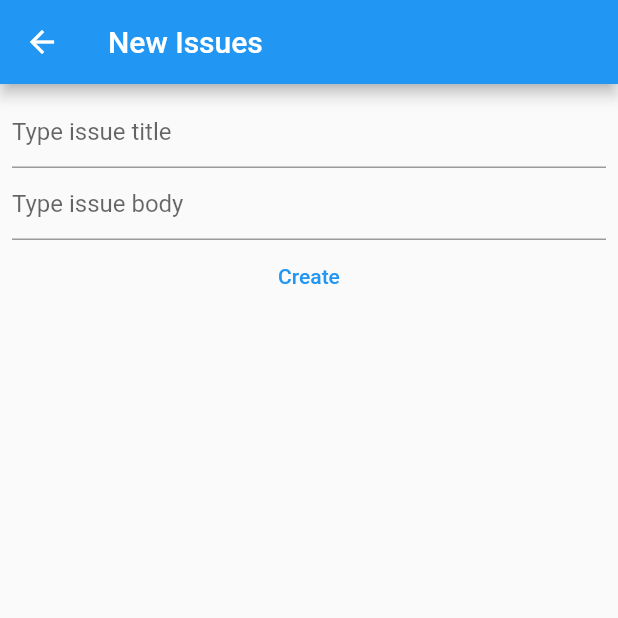
After one commit to EgorEko/study, a Flutter app: the NewIssuePage screen opened by its route, after a tap on "Create", on a phone screen of 412 x 824 dp, the top half of it. The commit adds this screen. Run offline on Flutter 3.47's test engine with Material 2 defaults, Android fonts, the phone set to English and light mode, and no system bars; our stand-ins replace shared_preferences; accounts and stored records are empty; network calls fail.

Commit message:
Added API to create  new issue

```diff
--- a/lib/app_routes_names.dart
+++ b/lib/app_routes_names.dart
@@ -1,3 +1,4 @@
 const homeRouteName = '/';
 const issuesRouteName = '/issues';
-const issueRouteName = 'issue';
+const issueRouteName = '/issue';
+const newIssueRouteName = '/newIssue';
--- a/lib/pages/issues/issues_page.dart
+++ b/lib/pages/issues/issues_page.dart
@@ -34,7 +34,12 @@ class IssuesPage extends StatelessWidget {
         },
       ),
       floatingActionButton: FloatingActionButton(
-        onPressed: () => {},
+        onPressed: () async {
+          final issue = await context.navigationService.openNewIssue(context);
+          if (issue != null) {
+            context.issuesViewModel.add(issue);
+          }
+        },
         tooltip: 'New Issue',
         child: const Icon(Icons.add),
       ),
--- a/lib/pages/issues/issues_view_model.dart
+++ b/lib/pages/issues/issues_view_model.dart
@@ -22,4 +22,10 @@ class IssuesViewModel extends ChangeNotifier {
     _issues ??= await _apiService.getIssues(owner: 'EgorEko', repo: 'study');
     notifyListeners();
   }
+
+  void add(IssueDTO newIssue) {
+    _issues ??= <IssueDTO>[];
+    _issues?.insert(0, newIssue);
+    notifyListeners();
+  }
 }
--- /dev/null
+++ b/lib/pages/new_issue/new_issue_page.dart
@@ -0,0 +1,81 @@
+import 'package:flutter/cupertino.dart';
+import 'package:flutter/material.dart';
+import 'package:study/app_injector.dart';
+import 'package:study/services/api/api_service.dart';
+
+class NewIssuePage extends StatefulWidget {
+  const NewIssuePage({Key? key}) : super(key: key);
+
+  @override
+  State<NewIssuePage> createState() => _NewIssuePageState();
+}
+
+class _NewIssuePageState extends State<NewIssuePage> {
+  late final titleController = TextEditingController();
+  late final bodyController = TextEditingController();
+  bool _creating = false;
+
+  @override
+  Widget build(BuildContext context) {
+    return Scaffold(
+      appBar: AppBar(
+        title: const Text('New Issues'),
+      ),
+      body: Center(
+          child: Padding(
+        padding: const EdgeInsets.all(8.0),
+        child: _creating
+            ? const Center(
+                child: CupertinoActivityIndicator(),
+              )
+            : Column(
+                children: [
+                  TextField(
+                    controller: titleController,
+                    decoration:
+                        const InputDecoration(hintText: 'Type issue title'),
+                  ),
+                  TextField(
+                    controller: bodyController,
+                    decoration:
+                        const InputDecoration(hintText: 'Type issue body'),
+                  ),
+                  TextButton(
+                      onPressed: () async {
+                        setState(() {
+                          _creating = true;
+                        });
+                        final title = titleController.text;
+                        final body = bodyController.text;
+                        try {
+                          final result = await context.apiService.createIssue(
+                              owner: 'EgorEko',
+                              repo: 'study',
+                              title: title,
+                              body: body);
+                          Navigator.of(context).pop(result);
+                        } finally {
+                          setState(() {
+                            _creating = false;
+                          });
+                        }
+                      },
+                      child: Text('Create'))
+                ],
+              ),
+      )),
+    );
+  }
+
+  @override
+  void initState() {
+    super.initState();
+  }
+
+  @override
+  void dispose() {
+    super.dispose();
+    titleController.dispose();
+    bodyController.dispose();
+  }
+}
--- a/lib/services/api/api_service.dart
+++ b/lib/services/api/api_service.dart
@@ -31,7 +31,7 @@ class ApiService {
 
   T _parseObject<T>(
       http.Response response, T Function(Map<String, dynamic>) parser) {
-    if (response.statusCode == 200) {
+    if (response.statusCode >= 200 && response.statusCode < 300) {
       final body = response.body;
       final Map<String, dynamic> result = jsonDecode(body);
       return parser(result);
--- a/lib/services/api/issues_api.dart
+++ b/lib/services/api/issues_api.dart
@@ -16,6 +16,21 @@ extension IssuesApi on ApiService {
     return _parseList(response, (e) => IssueDTO.fromJson(e));
   }
 
+  Future<IssueDTO> createIssue(
+      {required String owner,
+      required String repo,
+      required String title,
+      String? body}) async {
+    final url = _baseUri.replace(path: '/repos/$owner/$repo/issues');
+    final requestBody = {
+      'title': title,
+      if (body != null) 'body': body,
+    };
+    final response = await _client.post(url,
+        body: jsonEncode(requestBody), headers: _defaultHeaders);
+    return _parseObject(response, (e) => IssueDTO.fromJson(e));
+  }
+
   Future<IssueDTO> getIssue(int issue,
       {required String owner, required String repo}) async {
     final url = _baseUri.replace(
--- a/lib/services/navigation_service.dart
+++ b/lib/services/navigation_service.dart
@@ -1,4 +1,5 @@
 import 'package:flutter/material.dart';
+import 'package:study/services/api/responses/issue_dto.dart';
 
 import '../app_routes_names.dart';
 
@@ -14,6 +15,10 @@ class NavigationService {
   void openIssue(BuildContext context, int number) {
     _pushNamed(context, issueRouteName,
         arguments: IssueDetailsArguments._(number));
+  }
+
+  Future<IssueDTO?> openNewIssue(BuildContext context) {
+    return _pushNamed<IssueDTO?>(context, newIssueRouteName);
   }
 
   Future<T?> _pushNamed<T extends Object?>(
```
Also changed, not shown: lib/app_injector.dart (+7 -3 lines), lib/app_routes.dart (+13 -1 lines), lib/pages/issues/issues_page_builder.dart (renamed from lib/pages/issues/issues_page_build.dart).
